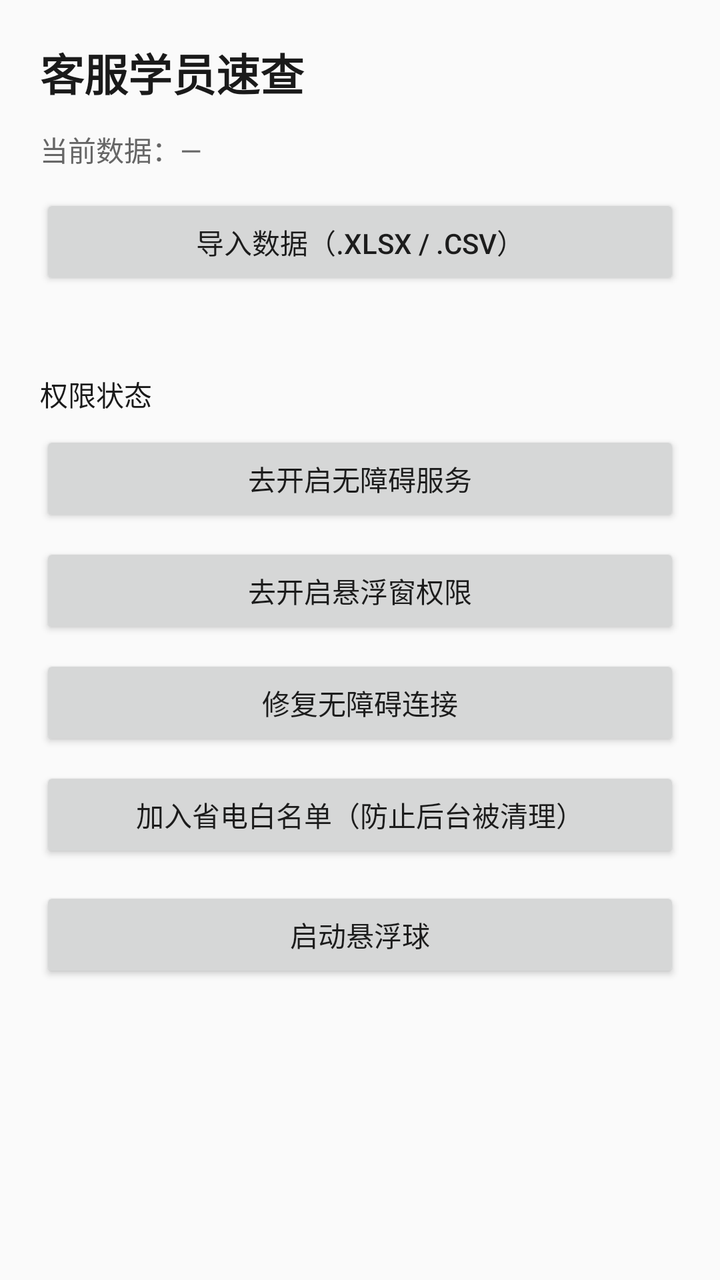
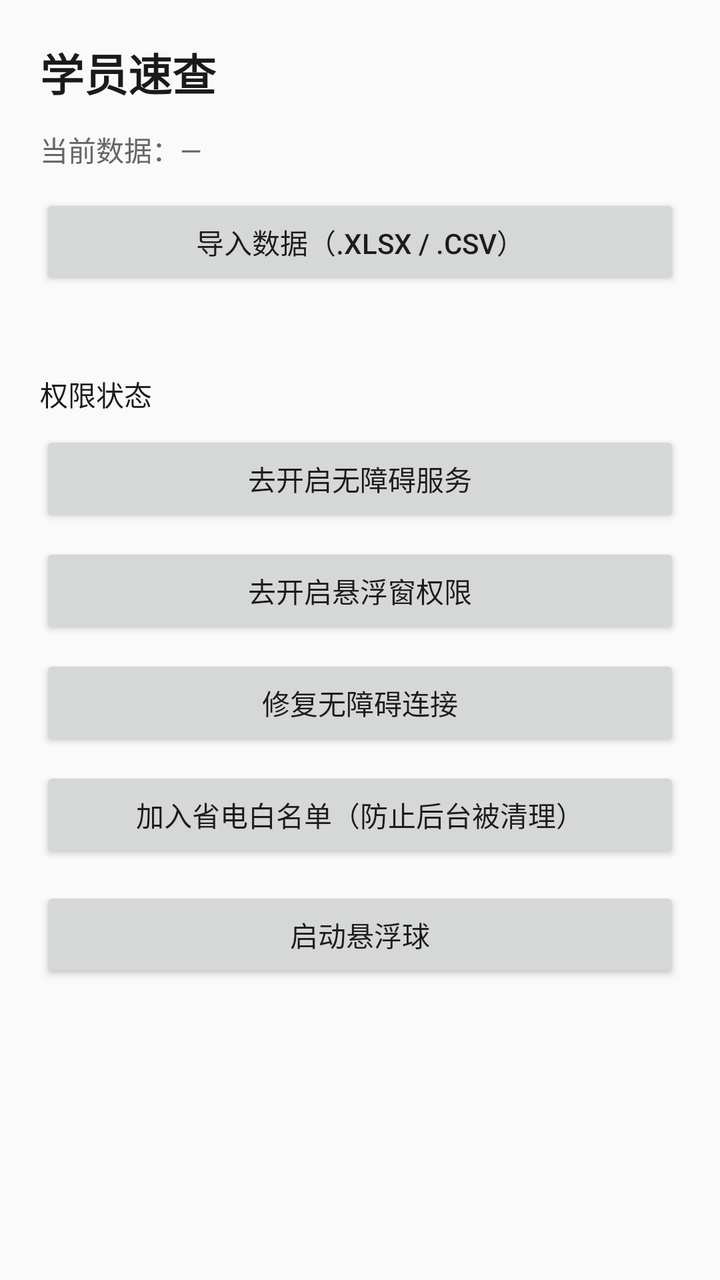

An Android layout rendered at two revisions. The XML below is the earlier revision; the diff shows what the commit changed to produce the second picture.
<!-- AndroidManifest.xml: application theme Theme.StudentLookup -->
<!-- res/layout/activity_main.xml -->
<?xml version="1.0" encoding="utf-8"?>
<ScrollView xmlns:android="http://schemas.android.com/apk/res/android"
    android:layout_width="match_parent"
    android:layout_height="match_parent">

    <LinearLayout
        android:layout_width="match_parent"
        android:layout_height="wrap_content"
        android:orientation="vertical"
        android:padding="20dp">

        <TextView
            android:layout_width="match_parent"
            android:layout_height="wrap_content"
            android:text="@string/app_name"
            android:textSize="22sp"
            android:textStyle="bold"
            android:textColor="@color/text_primary" />

        <TextView
            android:id="@+id/tv_data"
            android:layout_width="match_parent"
            android:layout_height="wrap_content"
            android:layout_marginTop="12dp"
            android:text="当前数据：—"
            android:textSize="14sp"
            android:textColor="@color/text_secondary" />

        <Button
            android:id="@+id/btn_import"
            android:layout_width="match_parent"
            android:layout_height="wrap_content"
            android:layout_marginTop="12dp"
            android:text="导入数据（.xlsx / .csv）" />

        <TextView
            android:id="@+id/tv_import_result"
            android:layout_width="match_parent"
            android:layout_height="wrap_content"
            android:layout_marginTop="8dp"
            android:textSize="13sp"
            android:textColor="@color/text_secondary" />

        <TextView
            android:id="@+id/tv_perm"
            android:layout_width="match_parent"
            android:layout_height="wrap_content"
            android:layout_marginTop="16dp"
            android:text="权限状态"
            android:textSize="14sp"
            android:textColor="@color/text_primary" />

        <Button
            android:id="@+id/btn_open_accessibility"
            android:layout_width="match_parent"
            android:layout_height="wrap_content"
            android:layout_marginTop="8dp"
            android:text="去开启无障碍服务" />

        <Button
            android:id="@+id/btn_open_overlay"
            android:layout_width="match_parent"
            android:layout_height="wrap_content"
            android:layout_marginTop="8dp"
            android:text="去开启悬浮窗权限" />

        <Button
            android:id="@+id/btn_repair"
            android:layout_width="match_parent"
            android:layout_height="wrap_content"
            android:layout_marginTop="8dp"
            android:text="修复无障碍连接" />

        <Button
            android:id="@+id/btn_battery"
            android:layout_width="match_parent"
            android:layout_height="wrap_content"
            android:layout_marginTop="8dp"
            android:text="加入省电白名单（防止后台被清理）" />

        <Button
            android:id="@+id/btn_start"
            android:layout_width="match_parent"
            android:layout_height="wrap_content"
            android:layout_marginTop="12dp"
            android:text="启动悬浮球" />

        <TextView
            android:id="@+id/tv_rom"
            android:layout_width="match_parent"
            android:layout_height="wrap_content"
            android:layout_marginTop="16dp"
            android:textSize="13sp"
            android:textColor="@color/text_secondary" />

    </LinearLayout>
</ScrollView>
<!-- resources referenced by this layout -->
<resources>
  <color name="text_primary">#1A1A1A</color>
  <color name="text_secondary">#666666</color>
  <string name="app_name">客服学员速查</string>
  <style name="Theme.StudentLookup" parent="Theme.AppCompat.DayNight.NoActionBar">
          <item name="colorPrimary">@color/purple_500</item>
          <item name="colorPrimaryDark">@color/purple_700</item>
          <item name="colorAccent">@color/teal_200</item>
      </style>
  <color name="purple_500">#6750A4</color>
  <color name="purple_700">#4F378B</color>
  <color name="teal_200">#03DAC5</color>
</resources>

<!-- the commit's change to res/layout/activity_main.xml (unified diff, before → after) -->
@@ -85,13 +85,5 @@
             android:layout_marginTop="12dp"
             android:text="启动悬浮球" />
 
-        <TextView
-            android:id="@+id/tv_rom"
-            android:layout_width="match_parent"
-            android:layout_height="wrap_content"
-            android:layout_marginTop="16dp"
-            android:textSize="13sp"
-            android:textColor="@color/text_secondary" />
-
     </LinearLayout>
 </ScrollView>
<!-- resource entries referenced after the edit -->
@@ -2,7 +2,7 @@
 <resources>
   <color name="text_primary">#1A1A1A</color>
   <color name="text_secondary">#666666</color>
-  <string name="app_name">客服学员速查</string>
+  <string name="app_name">学员速查</string>
   <style name="Theme.StudentLookup" parent="Theme.AppCompat.DayNight.NoActionBar">
           <item name="colorPrimary">@color/purple_500</item>
           <item name="colorPrimaryDark">@color/purple_700</item>
